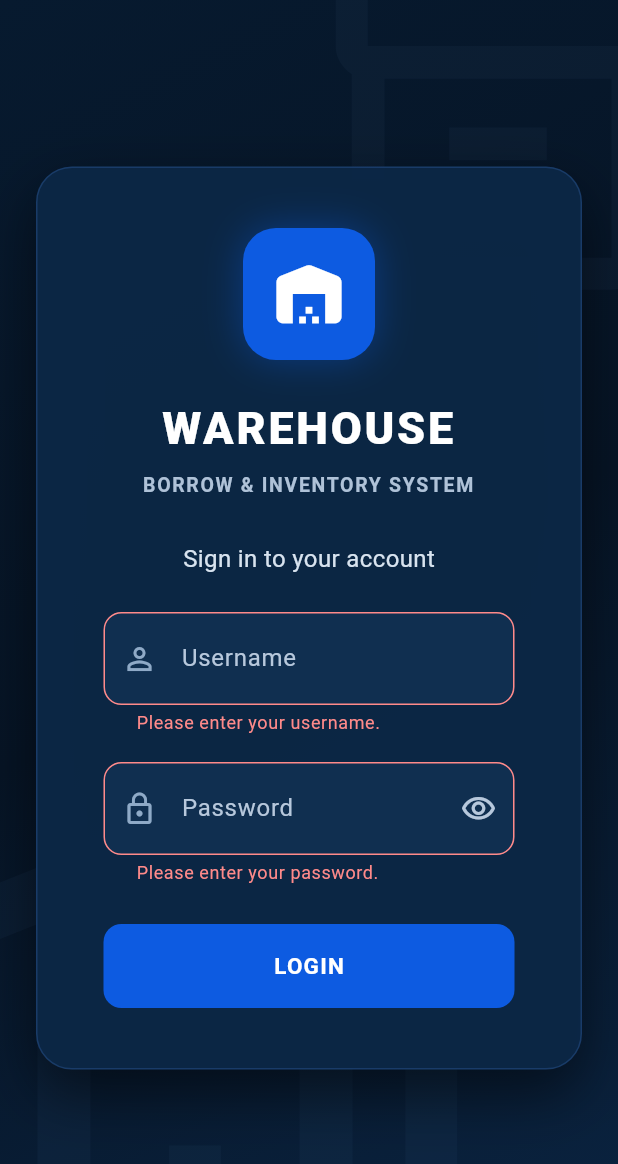
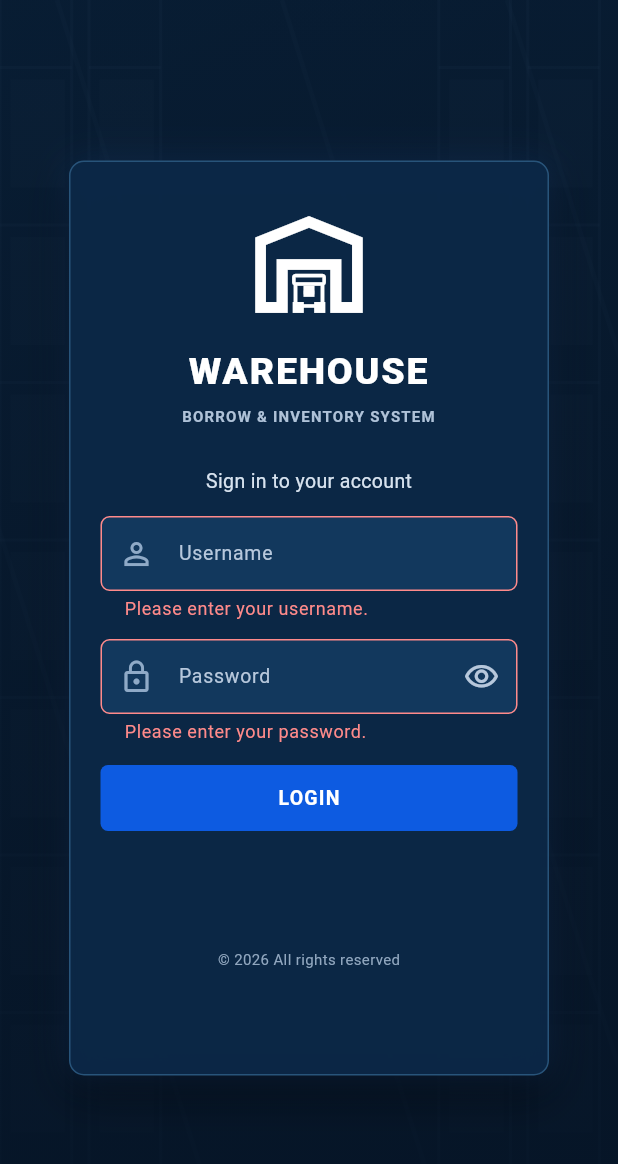
Before and after one commit to JamesSerenio/warehouse, a Flutter app: the screen it shows after launch, after a tap on "LOGIN", on a phone screen of 412 x 824 dp. Shown: the top 1164 px of the screen. Run offline on Flutter 3.47's test engine with Material 3 defaults, Android fonts, the phone set to English and light mode, and no system bars; our stand-ins replace supabase_flutter; accounts and stored records are empty.

Commit message:
added login

```diff
--- a/lib/screens/login_screen.dart
+++ b/lib/screens/login_screen.dart
@@ -63,54 +63,58 @@ class _LoginScreenState extends State<LoginScreen> {
   @override
   Widget build(BuildContext context) {
     return Scaffold(
-      body: Container(
-        decoration: const BoxDecoration(
-          gradient: LinearGradient(
-            begin: Alignment.topLeft,
-            end: Alignment.bottomRight,
-            colors: [Color(0xFF071A2F), Color(0xFF061425), Color(0xFF0A2340)],
-          ),
-        ),
+      backgroundColor: const Color(0xFF061527),
+      body: SizedBox.expand(
         child: Stack(
           children: [
-            const Positioned(
-              left: -80,
-              bottom: -80,
-              child: Icon(
-                Icons.warehouse_outlined,
-                size: 420,
-                color: Color(0x0D5E8BC7),
-              ),
+            const Positioned.fill(
+              child: CustomPaint(painter: _WarehouseBackgroundPainter()),
             ),
-            const Positioned(
-              right: -50,
-              top: -45,
-              child: Icon(
-                Icons.inventory_2_outlined,
-                size: 260,
-                color: Color(0x0A7DA9E8),
+            const Positioned.fill(
+              child: DecoratedBox(
+                decoration: BoxDecoration(
+                  gradient: LinearGradient(
+                    begin: Alignment.topCenter,
+                    end: Alignment.bottomCenter,
+                    colors: [Color(0xB807182B), Color(0xE6061527)],
+                  ),
+                ),
               ),
             ),
             SafeArea(
               child: Center(
                 child: SingleChildScrollView(
-                  padding: const EdgeInsets.all(24),
+                  padding: const EdgeInsets.symmetric(
+                    horizontal: 16,
+                    vertical: 20,
+                  ),
                   child: ConstrainedBox(
-                    constraints: const BoxConstraints(maxWidth: 480),
+                    constraints: const BoxConstraints(
+                      maxWidth: 320,
+                      minHeight: 610,
+                    ),
                     child: Container(
                       padding: const EdgeInsets.symmetric(
-                        horizontal: 44,
-                        vertical: 40,
+                        horizontal: 20,
+                        vertical: 24,
                       ),
                       decoration: BoxDecoration(
-                        color: const Color(0xF20B2746),
-                        borderRadius: BorderRadius.circular(24),
-                        border: Border.all(color: const Color(0x334F91F7)),
+                        color: const Color(0xF50B2746),
+                        borderRadius: BorderRadius.circular(10),
+                        border: Border.all(
+                          color: const Color(0xFF28547A),
+                          width: 1,
+                        ),
                         boxShadow: const [
                           BoxShadow(
-                            color: Color(0x80000000),
-                            blurRadius: 32,
-                            offset: Offset(0, 16),
+                            color: Color(0x99000000),
+                            blurRadius: 24,
+                            offset: Offset(0, 10),
+                          ),
+                          BoxShadow(
+                            color: Color(0x332867C0),
+                            blurRadius: 18,
+                            spreadRadius: 1,
                           ),
                         ],
                       ),
@@ -122,37 +126,38 @@ class _LoginScreenState extends State<LoginScreen> {
                           ),
                           inputDecorationTheme: InputDecorationTheme(
                             filled: true,
-                            fillColor: const Color(0xFF102F50),
+                            fillColor: const Color(0xFF12385D),
                             labelStyle: const TextStyle(
                               color: Color(0xFFB7C8DC),
+                              fontSize: 13,
                             ),
                             prefixIconColor: const Color(0xFF8FAAC7),
                             suffixIconColor: const Color(0xFFB7C8DC),
                             contentPadding: const EdgeInsets.symmetric(
-                              horizontal: 18,
-                              vertical: 19,
+                              horizontal: 12,
+                              vertical: 13,
                             ),
                             border: OutlineInputBorder(
-                              borderRadius: BorderRadius.circular(12),
+                              borderRadius: BorderRadius.circular(6),
                               borderSide: const BorderSide(
                                 color: Color(0xFF294D73),
                               ),
                             ),
                             enabledBorder: OutlineInputBorder(
-                              borderRadius: BorderRadius.circular(12),
+                              borderRadius: BorderRadius.circular(6),
                               borderSide: const BorderSide(
                                 color: Color(0xFF294D73),
                               ),
                             ),
                             focusedBorder: OutlineInputBorder(
-                              borderRadius: BorderRadius.circular(12),
+                              borderRadius: BorderRadius.circular(6),
                               borderSide: const BorderSide(
                                 color: Color(0xFF4B91FF),
                                 width: 2,
                               ),
                             ),
                             errorBorder: OutlineInputBorder(
-                              borderRadius: BorderRadius.circular(12),
+                              borderRadius: BorderRadius.circular(6),
                               borderSide: const BorderSide(
                                 color: Color(0xFFFF8A8A),
                               ),
@@ -165,56 +170,59 @@ class _LoginScreenState extends State<LoginScreen> {
                             child: Column(
                               mainAxisSize: MainAxisSize.min,
                               children: [
-                                Container(
+                                const SizedBox(
                                   width: 88,
                                   height: 88,
-                                  decoration: BoxDecoration(
-                                    color: const Color(0xFF0D5BE1),
-                                    borderRadius: BorderRadius.circular(22),
-                                    boxShadow: const [
-                                      BoxShadow(
-                                        color: Color(0x660D5BE1),
-                                        blurRadius: 22,
+                                  child: Stack(
+                                    alignment: Alignment.center,
+                                    children: [
+                                      Icon(
+                                        Icons.warehouse_outlined,
+                                        size: 86,
+                                        color: Colors.white,
+                                      ),
+                                      Positioned(
+                                        bottom: 13,
+                                        child: Icon(
+                                          Icons.inventory_2_outlined,
+                                          size: 27,
+                                          color: Colors.white,
+                                        ),
                                       ),
                                     ],
                                   ),
-                                  child: const Icon(
-                                    Icons.warehouse_rounded,
-                                    size: 52,
-                                    color: Colors.white,
-                                  ),
                                 ),
-                                const SizedBox(height: 24),
+                                const SizedBox(height: 10),
                                 const Text(
                                   'WAREHOUSE',
                                   textAlign: TextAlign.center,
                                   style: TextStyle(
                                     color: Colors.white,
-                                    fontSize: 30,
+                                    fontSize: 25,
                                     fontWeight: FontWeight.w800,
-                                    letterSpacing: 1.8,
+                                    letterSpacing: 1.2,
                                   ),
                                 ),
-                                const SizedBox(height: 7),
+                                const SizedBox(height: 4),
                                 const Text(
                                   'BORROW & INVENTORY SYSTEM',
                                   textAlign: TextAlign.center,
                                   style: TextStyle(
                                     color: Color(0xFFAFC2D8),
-                                    fontSize: 13,
+                                    fontSize: 10,
                                     fontWeight: FontWeight.w600,
-                                    letterSpacing: 1.1,
+                                    letterSpacing: 0.8,
                                   ),
                                 ),
-                                const SizedBox(height: 28),
+                                const SizedBox(height: 27),
                                 const Text(
                                   'Sign in to your account',
                                   style: TextStyle(
                                     color: Color(0xFFD8E3EF),
-                                    fontSize: 16,
+                                    fontSize: 13,
                                   ),
                                 ),
-                                const SizedBox(height: 24),
+                                const SizedBox(height: 14),
                                 CustomTextField(
                                   controller: _usernameController,
                                   label: 'Username',
@@ -222,7 +230,7 @@ class _LoginScreenState extends State<LoginScreen> {
                                   textInputAction: TextInputAction.next,
                                   autofillHints: const [AutofillHints.username],
                                 ),
-                                const SizedBox(height: 18),
+                                const SizedBox(height: 12),
                                 CustomTextField(
                                   controller: _passwordController,
                                   label: 'Password',
@@ -270,10 +278,10 @@ class _LoginScreenState extends State<LoginScreen> {
                                     ],
                                   ),
                                 ],
-                                const SizedBox(height: 26),
+                                const SizedBox(height: 14),
                                 SizedBox(
                                   width: double.infinity,
-                                  height: 56,
+                                  height: 44,
                                   child: FilledButton(
                                     style: FilledButton.styleFrom(
                                       backgroundColor: const Color(0xFF0D5BE1),
@@ -282,10 +290,10 @@ class _LoginScreenState extends State<LoginScreen> {
                                         0xFF254D82,
                                       ),
                                       shape: RoundedRectangleBorder(
-                                        borderRadius: BorderRadius.circular(12),
+                                        borderRadius: BorderRadius.circular(5),
                                       ),
                                       textStyle: const TextStyle(
-                                        fontSize: 15,
+                                        fontSize: 13,
                                         fontWeight: FontWeight.w700,
                                         letterSpacing: 0.8,
                                       ),
@@ -300,6 +308,17 @@ class _LoginScreenState extends State<LoginScreen> {
                                             ),
                                           )
                                         : const Text('LOGIN'),
+                                  ),
+                                ),
+                                const SizedBox(height: 58),
+                                const Padding(
+                                  padding: EdgeInsets.only(top: 20),
+                                  child: Text(
+                                    '© 2026 All rights reserved',
+                                    style: TextStyle(
+                                      color: Color(0xFF91A7BF),
+                                      fontSize: 10,
+                                    ),
                                   ),
                                 ),
                               ],
@@ -318,3 +337,63 @@ class _LoginScreenState extends State<LoginScreen> {
     );
   }
 }
+
+class _WarehouseBackgroundPainter extends CustomPainter {
+  const _WarehouseBackgroundPainter();
+
+  @override
+  void paint(Canvas canvas, Size size) {
+    canvas.drawRect(
+      Offset.zero & size,
+      Paint()
+        ..shader = const LinearGradient(
+          begin: Alignment.topLeft,
+          end: Alignment.bottomRight,
+          colors: [Color(0xFF0B2948), Color(0xFF061527)],
+        ).createShader(Offset.zero & size),
+    );
+
+    final linePaint = Paint()
+      ..color = const Color(0x245D88B4)
+      ..style = PaintingStyle.stroke
+      ..strokeWidth = 2;
+    final boxPaint = Paint()
+      ..color = const Color(0x1277A0C8)
+      ..style = PaintingStyle.fill;
+
+    final aisleWidth = size.width / 5;
+    for (var side = 0; side < 2; side++) {
+      final startX = side == 0 ? 0.0 : size.width - aisleWidth * 1.45;
+      for (var rack = 0; rack < 2; rack++) {
+        final x = startX + rack * aisleWidth * .72;
+        canvas.drawLine(Offset(x, 0), Offset(x, size.height), linePaint);
+        canvas.drawLine(
+          Offset(x + aisleWidth * .58, 0),
+          Offset(x + aisleWidth * .58, size.height),
+          linePaint,
+        );
+        for (double y = 45; y < size.height; y += 105) {
+          canvas.drawLine(
+            Offset(x, y),
+            Offset(x + aisleWidth * .58, y),
+            linePaint,
+          );
+          canvas.drawRect(
+            Rect.fromLTWH(x + 7, y + 8, aisleWidth * .44, 72),
+            boxPaint,
+          );
+        }
+      }
+    }
+
+    final roofPaint = Paint()
+      ..color = const Color(0x195D88B4)
+      ..strokeWidth = 3;
+    for (double x = -size.width; x < size.width * 2; x += 150) {
+      canvas.drawLine(Offset(x, 0), Offset(x + 260, size.height), roofPaint);
+    }
+  }
+
+  @override
+  bool shouldRepaint(covariant CustomPainter oldDelegate) => false;
+}
```
